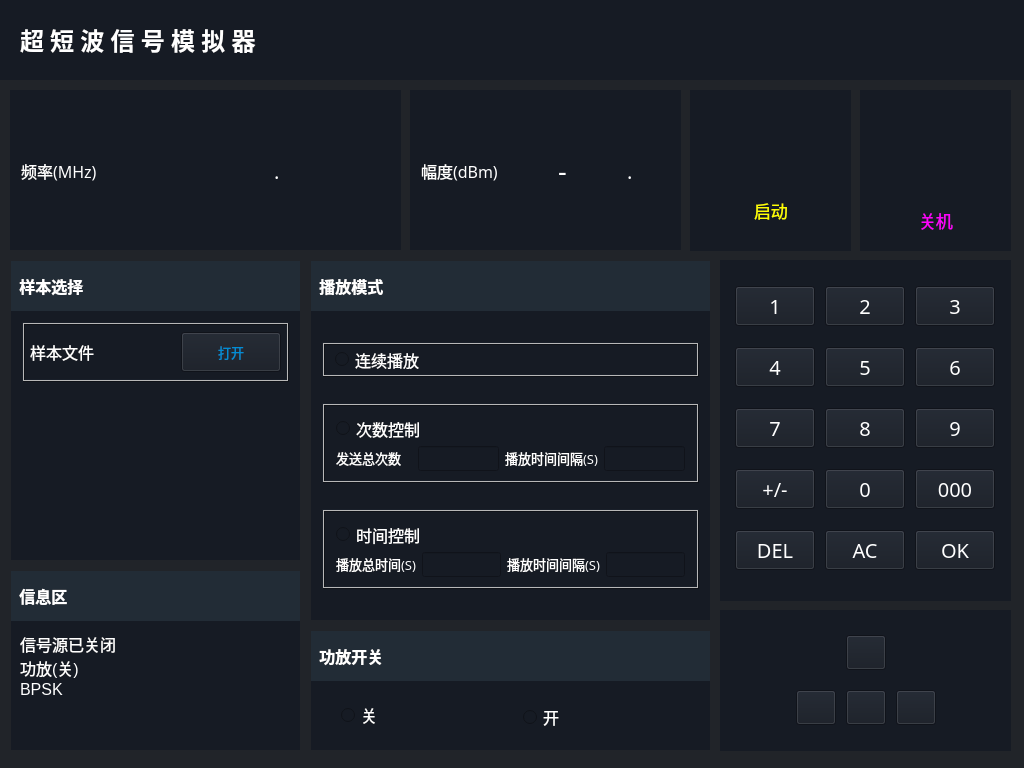
Before: the Qt Designer form widget.ui in zhy2017/uhf, drawn with Qt 5.
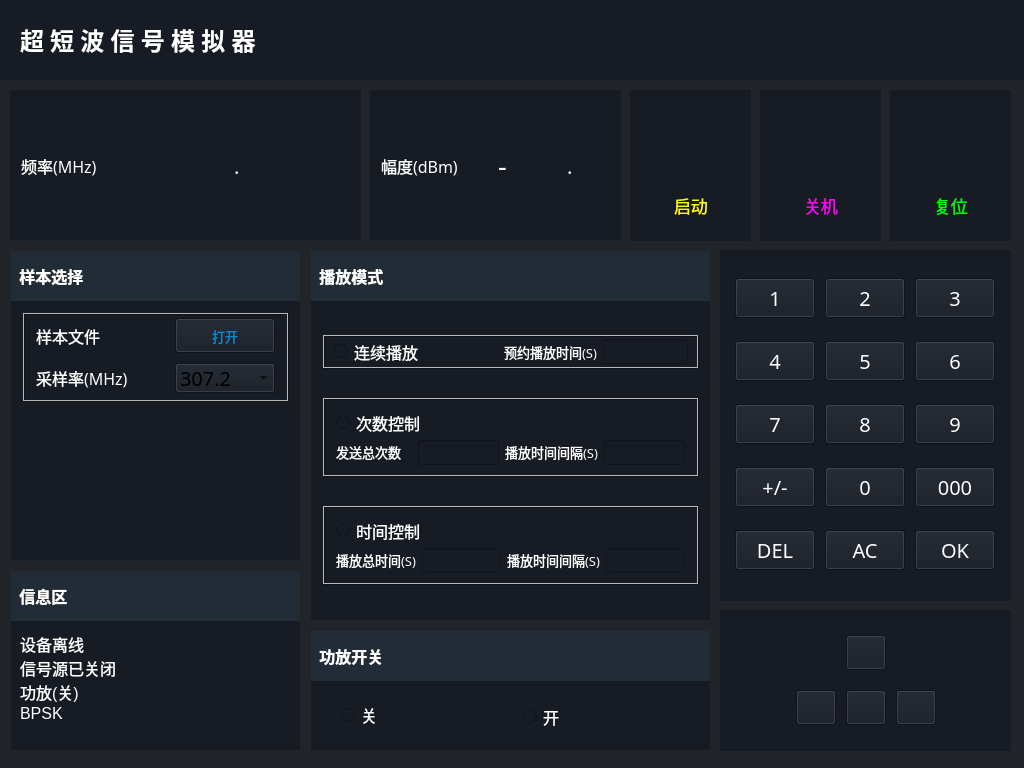
After: the same form once the commit is applied. Icons and pictures are not drawn. Custom widgets are drawn as their Qt base class.

The edit to the form file:
```diff
--- a/widget.ui
+++ b/widget.ui
@@ -93,10 +93,10 @@
      <widget class="QWidget" name="widget_3" native="true">
       <property name="geometry">
        <rect>
-        <x>410</x>
+        <x>370</x>
         <y>10</y>
-        <width>271</width>
-        <height>161</height>
+        <width>251</width>
+        <height>151</height>
        </rect>
       </property>
       <property name="styleSheet">
@@ -270,8 +270,8 @@
        <rect>
         <x>10</x>
         <y>10</y>
-        <width>391</width>
-        <height>161</height>
+        <width>351</width>
+        <height>151</height>
        </rect>
       </property>
       <property name="styleSheet">
@@ -506,9 +506,9 @@
       <property name="geometry">
        <rect>
         <x>0</x>
-        <y>170</y>
+        <y>160</y>
         <width>311</width>
-        <height>321</height>
+        <height>331</height>
        </rect>
       </property>
       <property name="frameShape">
@@ -569,7 +569,7 @@
          <property name="styleSheet">
           <string notr="true">background:rgb(22, 27, 36);</string>
          </property>
-         <layout class="QVBoxLayout" name="verticalLayout_3">
+         <layout class="QVBoxLayout" name="verticalLayout_9">
           <item>
            <widget class="QFrame" name="frame2">
             <property name="sizePolicy">
@@ -581,13 +581,13 @@
             <property name="minimumSize">
              <size>
               <width>0</width>
-              <height>60</height>
+              <height>90</height>
              </size>
             </property>
             <property name="maximumSize">
              <size>
               <width>16777215</width>
-              <height>60</height>
+              <height>90</height>
              </size>
             </property>
             <property name="frameShape">
@@ -602,19 +602,15 @@
             <property name="midLineWidth">
              <number>1</number>
             </property>
+            <layout class="QVBoxLayout" name="verticalLayout_3">
+             <property name="topMargin">
+              <number>2</number>
+             </property>
+             <property name="bottomMargin">
+              <number>4</number>
+             </property>
+             <item>
             <layout class="QHBoxLayout" name="horizontalLayout_6">
-             <property name="leftMargin">
-              <number>5</number>
-             </property>
-             <property name="topMargin">
-              <number>1</number>
-             </property>
-             <property name="rightMargin">
-              <number>5</number>
-             </property>
-             <property name="bottomMargin">
-              <number>1</number>
-             </property>
              <item>
               <widget class="QLabel" name="label_16">
                <property name="font">
@@ -640,8 +636,8 @@
                </property>
                <property name="sizeHint" stdset="0">
                 <size>
-                 <width>101</width>
-                 <height>20</height>
+                   <width>18</width>
+                   <height>49</height>
                 </size>
                </property>
               </spacer>
@@ -651,7 +647,7 @@
                <property name="minimumSize">
                 <size>
                  <width>100</width>
-                 <height>40</height>
+                   <height>35</height>
                 </size>
                </property>
                <property name="font">
@@ -672,10 +668,122 @@
               </widget>
              </item>
             </layout>
+             </item>
+             <item>
+              <layout class="QHBoxLayout" name="horizontalLayout_14">
+               <property name="topMargin">
+                <number>2</number>
+               </property>
+               <property name="bottomMargin">
+                <number>2</number>
+               </property>
+               <item>
+                <widget class="QLabel" name="label_18">
+                 <property name="font">
+                  <font>
+                   <family>微软雅黑</family>
+                   <pointsize>12</pointsize>
+                   <weight>50</weight>
+                   <bold>false</bold>
+                  </font>
+                 </property>
+                 <property name="styleSheet">
+                  <string notr="true">color:rgb(255, 255, 255);</string>
+                 </property>
+                 <property name="text">
+                  <string>采样率(MHz)</string>
+                 </property>
            </widget>
           </item>
           <item>
-           <widget class="ProgressBarRound" name="roundBar1" native="true"/>
+                <widget class="QComboBox" name="comboBox">
+                 <property name="minimumSize">
+                  <size>
+                   <width>0</width>
+                   <height>30</height>
+                  </size>
+                 </property>
+                 <property name="maximumSize">
+                  <size>
+                   <width>100</width>
+                   <height>16777215</height>
+                  </size>
+                 </property>
+                 <property name="font">
+                  <font>
+                   <family>微软雅黑</family>
+                   <pointsize>15</pointsize>
+                  </font>
+                 </property>
+                 <property name="currentIndex">
+                  <number>9</number>
+                 </property>
+                 <item>
+                  <property name="text">
+                   <string>0.6</string>
+                  </property>
+                 </item>
+                 <item>
+                  <property name="text">
+                   <string>1.2</string>
+                  </property>
+                 </item>
+                 <item>
+                  <property name="text">
+                   <string>2.4</string>
+                  </property>
+                 </item>
+                 <item>
+                  <property name="text">
+                   <string>4.8</string>
+                  </property>
+                 </item>
+                 <item>
+                  <property name="text">
+                   <string>9.6</string>
+                  </property>
+                 </item>
+                 <item>
+                  <property name="text">
+                   <string>19.2</string>
+                  </property>
+                 </item>
+                 <item>
+                  <property name="text">
+                   <string>38.4</string>
+                  </property>
+                 </item>
+                 <item>
+                  <property name="text">
+                   <string>76.8</string>
+                  </property>
+                 </item>
+                 <item>
+                  <property name="text">
+                   <string>153.6</string>
+                  </property>
+                 </item>
+                 <item>
+                  <property name="text">
+                   <string>307.2</string>
+                  </property>
+                 </item>
+                </widget>
+               </item>
+              </layout>
+             </item>
+            </layout>
+            <zorder>label_16</zorder>
+            <zorder>openBtn</zorder>
+            <zorder>comboBox</zorder>
+            <zorder>label_18</zorder>
+            <zorder>label_6</zorder>
+           </widget>
+          </item>
+          <item>
+           <widget class="ProgressBarRound" name="roundBar1" native="true">
+            <zorder>frame2</zorder>
+           </widget>
           </item>
          </layout>
         </widget>
@@ -686,9 +794,9 @@
       <property name="geometry">
        <rect>
         <x>300</x>
-        <y>170</y>
+        <y>160</y>
         <width>421</width>
-        <height>381</height>
+        <height>391</height>
        </rect>
       </property>
       <property name="frameShape">
@@ -784,16 +892,30 @@
             </property>
             <layout class="QHBoxLayout" name="horizontalLayout_11">
              <property name="leftMargin">
-              <number>10</number>
+              <number>9</number>
              </property>
              <property name="topMargin">
-              <number>5</number>
+              <number>0</number>
+             </property>
+             <property name="rightMargin">
+              <number>0</number>
              </property>
              <property name="bottomMargin">
-              <number>5</number>
+              <number>0</number>
+             </property>
+             <item>
+              <layout class="QHBoxLayout" name="horizontalLayout_10">
+               <property name="rightMargin">
+                <number>8</number>
              </property>
              <item>
               <widget class="QRadioButton" name="loopRadio">
+                 <property name="minimumSize">
+                  <size>
+                   <width>175</width>
+                   <height>0</height>
+                  </size>
+                 </property>
                <property name="font">
                 <font>
                  <family>微软雅黑</family>
@@ -812,6 +934,49 @@
                </property>
               </widget>
              </item>
+               <item>
+                <widget class="QLabel" name="label_17">
+                 <property name="font">
+                  <font>
+                   <family>微软雅黑</family>
+                   <pointsize>10</pointsize>
+                  </font>
+                 </property>
+                 <property name="styleSheet">
+                  <string notr="true">color:rgb(255, 255, 255);</string>
+                 </property>
+                 <property name="text">
+                  <string>预约播放时间(S)</string>
+                 </property>
+                </widget>
+               </item>
+               <item>
+                <widget class="QLineEdit" name="delayEdit">
+                 <property name="sizePolicy">
+                  <sizepolicy hsizetype="Fixed" vsizetype="Fixed">
+                   <horstretch>0</horstretch>
+                   <verstretch>0</verstretch>
+                  </sizepolicy>
+                 </property>
+                 <property name="minimumSize">
+                  <size>
+                   <width>0</width>
+                   <height>25</height>
+                  </size>
+                 </property>
+                 <property name="maximumSize">
+                  <size>
+                   <width>85</width>
+                   <height>16777215</height>
+                  </size>
+                 </property>
+                 <property name="styleSheet">
+                  <string notr="true">color:rgb(255, 255, 255);</string>
+                 </property>
+                </widget>
+               </item>
+              </layout>
+             </item>
             </layout>
            </widget>
           </item>
@@ -1177,6 +1342,11 @@
             <property name="sortingEnabled">
              <bool>false</bool>
             </property>
+            <item>
+             <property name="text">
+              <string>设备离线</string>
+             </property>
+            </item>
             <item>
              <property name="text">
               <string>信号源已关闭</string>
@@ -1194,7 +1364,12 @@
             </item>
             <item>
              <property name="text">
-              <string> </string>
+              <string/>
+             </property>
+            </item>
+            <item>
+             <property name="text">
+              <string/>
              </property>
             </item>
            </widget>
@@ -1327,10 +1502,10 @@
      <widget class="QWidget" name="widget_9" native="true">
       <property name="geometry">
        <rect>
-        <x>690</x>
+        <x>630</x>
         <y>10</y>
-        <width>161</width>
-        <height>161</height>
+        <width>121</width>
+        <height>151</height>
        </rect>
       </property>
       <property name="styleSheet">
@@ -1424,10 +1599,10 @@
      <widget class="QWidget" name="widget_10" native="true">
       <property name="geometry">
        <rect>
-        <x>860</x>
+        <x>760</x>
         <y>10</y>
-        <width>151</width>
-        <height>161</height>
+        <width>121</width>
+        <height>151</height>
        </rect>
       </property>
       <property name="styleSheet">
@@ -1447,7 +1622,7 @@
            <property name="minimumSize">
             <size>
              <width>0</width>
-             <height>100</height>
+             <height>80</height>
             </size>
            </property>
            <property name="text">
@@ -1459,8 +1634,8 @@
            </property>
            <property name="iconSize">
             <size>
-             <width>90</width>
-             <height>90</height>
+             <width>80</width>
+             <height>80</height>
             </size>
            </property>
            <property name="flat">
@@ -1524,9 +1699,9 @@
       <property name="geometry">
        <rect>
         <x>720</x>
-        <y>180</y>
+        <y>170</y>
         <width>291</width>
-        <height>341</height>
+        <height>351</height>
        </rect>
       </property>
       <property name="styleSheet">
@@ -2211,6 +2386,103 @@
        </item>
       </layout>
      </widget>
+     <widget class="QWidget" name="widget_13" native="true">
+      <property name="geometry">
+       <rect>
+        <x>890</x>
+        <y>10</y>
+        <width>121</width>
+        <height>151</height>
+       </rect>
+      </property>
+      <property name="styleSheet">
+       <string notr="true">background:rgb(22, 27, 36);</string>
+      </property>
+      <layout class="QGridLayout" name="gridLayout_4">
+       <item row="0" column="0">
+        <layout class="QVBoxLayout" name="verticalLayout_15">
+         <property name="spacing">
+          <number>0</number>
+         </property>
+         <property name="bottomMargin">
+          <number>0</number>
+         </property>
+         <item>
+          <widget class="QPushButton" name="resetBtn">
+           <property name="minimumSize">
+            <size>
+             <width>0</width>
+             <height>80</height>
+            </size>
+           </property>
+           <property name="text">
+            <string/>
+           </property>
+           <property name="icon">
+            <iconset resource="images.qrc">
+             <normaloff>:/image/reset.png</normaloff>:/image/reset.png</iconset>
+           </property>
+           <property name="iconSize">
+            <size>
+             <width>80</width>
+             <height>80</height>
+            </size>
+           </property>
+           <property name="flat">
+            <bool>true</bool>
+           </property>
+          </widget>
+         </item>
+         <item>
+          <layout class="QHBoxLayout" name="horizontalLayout_19">
+           <item>
+            <spacer name="horizontalSpacer_10">
+             <property name="orientation">
+              <enum>Qt::Horizontal</enum>
+             </property>
+             <property name="sizeHint" stdset="0">
+              <size>
+               <width>18</width>
+               <height>20</height>
+              </size>
+             </property>
+            </spacer>
+           </item>
+           <item>
+            <widget class="QLabel" name="label_19">
+             <property name="font">
+              <font>
+               <family>微软雅黑</family>
+               <pointsize>13</pointsize>
+              </font>
+             </property>
+             <property name="styleSheet">
+              <string notr="true">color:rgb(0, 255, 0)</string>
+             </property>
+             <property name="text">
+              <string>复位</string>
+             </property>
+            </widget>
+           </item>
+           <item>
+            <spacer name="horizontalSpacer_11">
+             <property name="orientation">
+              <enum>Qt::Horizontal</enum>
+             </property>
+             <property name="sizeHint" stdset="0">
+              <size>
+               <width>18</width>
+               <height>20</height>
+              </size>
+             </property>
+            </spacer>
+           </item>
+          </layout>
+         </item>
+        </layout>
+       </item>
+      </layout>
+     </widget>
     </widget>
    </item>
   </layout>
```
Left out of the diff: 1 changed line with no effect on the pictures. Lines whose indentation alone changed are shown as unchanged.
